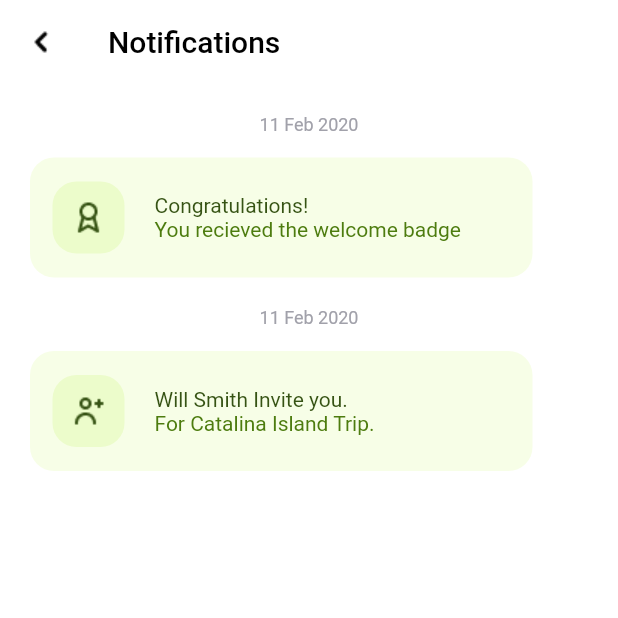
After one commit to hazem-zammit/AppHazem, a Flutter app: the notifications screen opened directly, on a phone screen of 412 x 824 dp, the top half of it. The commit adds this screen. Run offline on Flutter 3.47's test engine with Material 2 defaults, Android fonts, the phone set to English and light mode, and no system bars; our stand-ins replace carousel_slider.

Commit message:
notifications

```diff
--- a/analysis_options.yaml
+++ b/analysis_options.yaml
@@ -26,6 +26,7 @@ linter:
     sized_box_for_whitespace: false
     camel_case_types: false
     prefer_const_literals_to_create_immutables: false
+    use_key_in_widget_constructors: false
 
 
     # avoid_print: false  # Uncomment to disable the `avoid_print` rule
--- a/lib/Design/Pages/home.dart
+++ b/lib/Design/Pages/home.dart
@@ -1,6 +1,7 @@
 import 'package:application/Design/CustomWidgets/button.dart';
 import 'package:application/Design/Pages/addtripform.dart';
 import 'package:application/Design/Pages/drawermenu.dart';
+import 'package:application/Design/Pages/notifications.dart';
 import 'package:flutter/material.dart';
 
 class home extends StatefulWidget {
@@ -38,7 +39,6 @@ class _homeState extends State<home> with TickerProviderStateMixin{
                   icon: AnimatedIcon(icon: AnimatedIcons.menu_arrow,
                   color:Colors.black,
                   progress: _animationController),
-
                   onPressed: (){
                     toggle= !toggle;
                     if(toggle){
@@ -55,15 +55,22 @@ class _homeState extends State<home> with TickerProviderStateMixin{
                     setState(() {
                     });
                   },
-
                 ),
-
-
                 title: Text("Camping Trips" ,style: TextStyle(color: Colors.black , fontSize: 20,),),
                 centerTitle: true,
                 actions: [Container(
                   width: 50,
-                  child:Image.asset('images/bell.png'),
+                  child:
+                    GestureDetector(
+                      onTap: () {
+                        Navigator.push(
+                          context,
+                          MaterialPageRoute(builder: (context) => notifications()),
+                        );
+                      },
+                      child: Image.asset('images/bell.png'),
+                    ),
+
                 )],
                 backgroundColor: Colors.transparent,
                 elevation: 0,
@@ -79,7 +86,6 @@ class _homeState extends State<home> with TickerProviderStateMixin{
                       SizedBox( height: 30, ),
                       Text("You didn’t add any trips before.", style: TextStyle(color:Color(0xFF3F3F46) , fontSize: 16),),
                       SizedBox( height: 130, ),
-
                       GestureDetector(
                         onTap: () {
                           Navigator.push(
--- /dev/null
+++ b/lib/Design/Pages/notifications.dart
@@ -0,0 +1,72 @@
+import 'package:flutter/material.dart';
+
+
+class notifications extends StatelessWidget {
+  const notifications({ Key? key }) : super(key: key);
+
+  @override
+  Widget build(BuildContext context) {
+    return Scaffold(
+      appBar: AppBar(
+        leading: Image.asset('images/chevron-left.png'),
+        title: Text("Notifications" ,style: TextStyle(color: Colors.black , fontSize: 20,),),
+        backgroundColor: Colors.transparent,
+        elevation: 0,
+        ),
+        body: Padding(
+          padding: const EdgeInsets.all(20.0),
+          child: Column(
+            crossAxisAlignment: CrossAxisAlignment.start,
+            children: [
+              Center(child: Text('11 Feb 2020',style: TextStyle(color: Color(0xffA1A1AA),fontSize: 12,),)),
+              SizedBox(height: 15,),
+              notifcard(icon:'images/award.png',title:'Congratulations!',text:'You recieved the welcome badge'),
+              SizedBox(height: 20,),
+              Center(child: Text('11 Feb 2020',style: TextStyle(color: Color(0xffA1A1AA),fontSize: 12,),)),
+              SizedBox(height: 15,),
+              notifcard(icon:'images/person-add.png' ,title:'Will Smith Invite you.',text:'For Catalina Island Trip.'),
+
+            ],
+          ),
+        ),
+    );
+  }
+}
+
+
+  Widget notifcard({icon,title,text}) {
+    return Container(
+      height: 80,
+      width:335 ,
+      decoration: BoxDecoration(
+        borderRadius: BorderRadius.circular(16),
+        color: Color(0xffF7FEE7),
+      ),
+      child: Padding(
+        padding: const EdgeInsets.all(15.0),
+        child: Row(
+          crossAxisAlignment: CrossAxisAlignment.center,
+          children: [
+            Container(
+              height: 48,
+              width:48 ,
+              decoration: BoxDecoration(
+                color: Color(0xffECFCCB),
+                borderRadius: BorderRadius.circular(16),
+              ),
+              child:Image.asset(icon),
+            ),
+            SizedBox(width: 20,),
+            Column(
+              crossAxisAlignment: CrossAxisAlignment.start,
+              mainAxisAlignment: MainAxisAlignment.center,
+              children: [
+                Text(title,style: TextStyle(color: Color(0xff365314),fontSize: 14),),
+                Text(text,style: TextStyle(color: Color(0xff4D7C0F),fontSize: 14),),
+              ],
+            ),
+          ],
+        ),
+      ),
+    );
+  }
```
Also changed, not shown: images/award.png (added), images/person-add.png (added).
